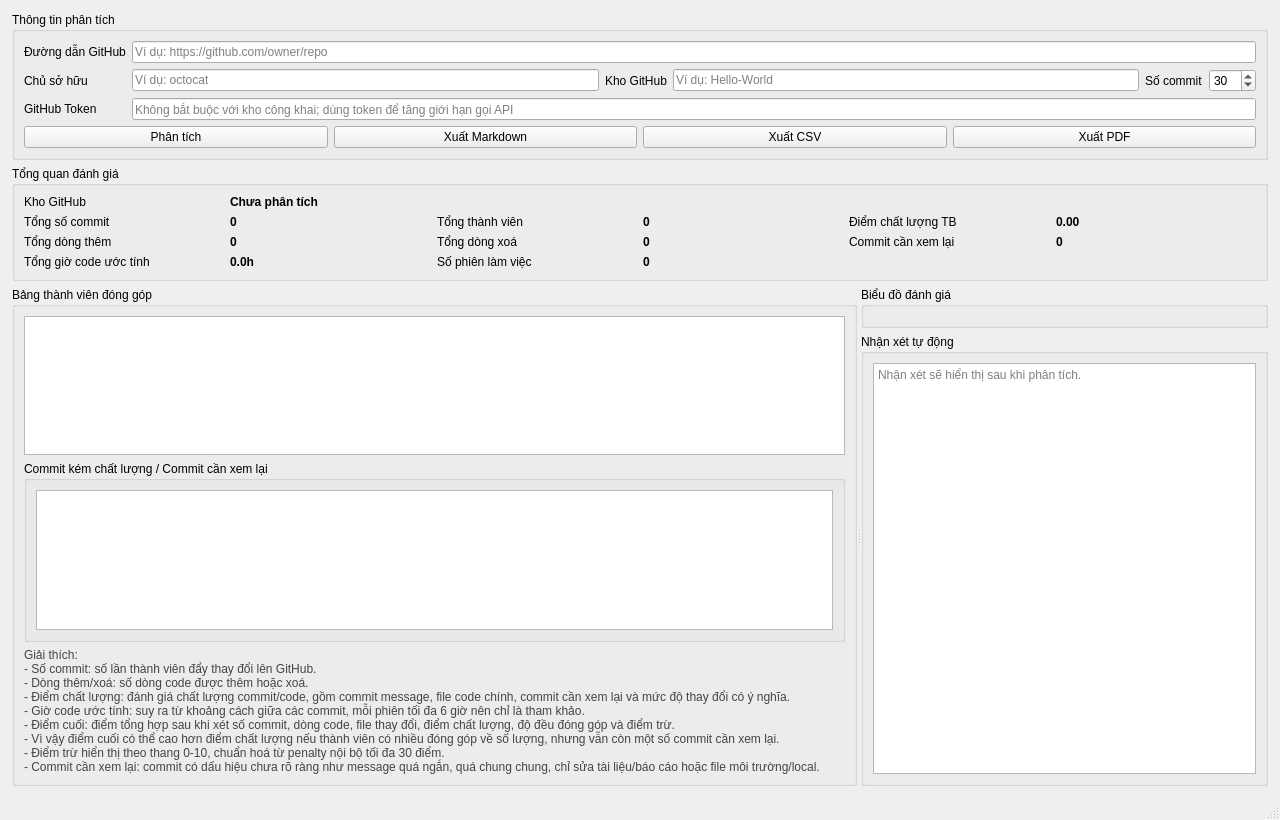
First picture: the form in main_window.ui, repository cuonghuhuu/he-thong-danh-gia-dong-gop-github-bang-AI, before the edit.
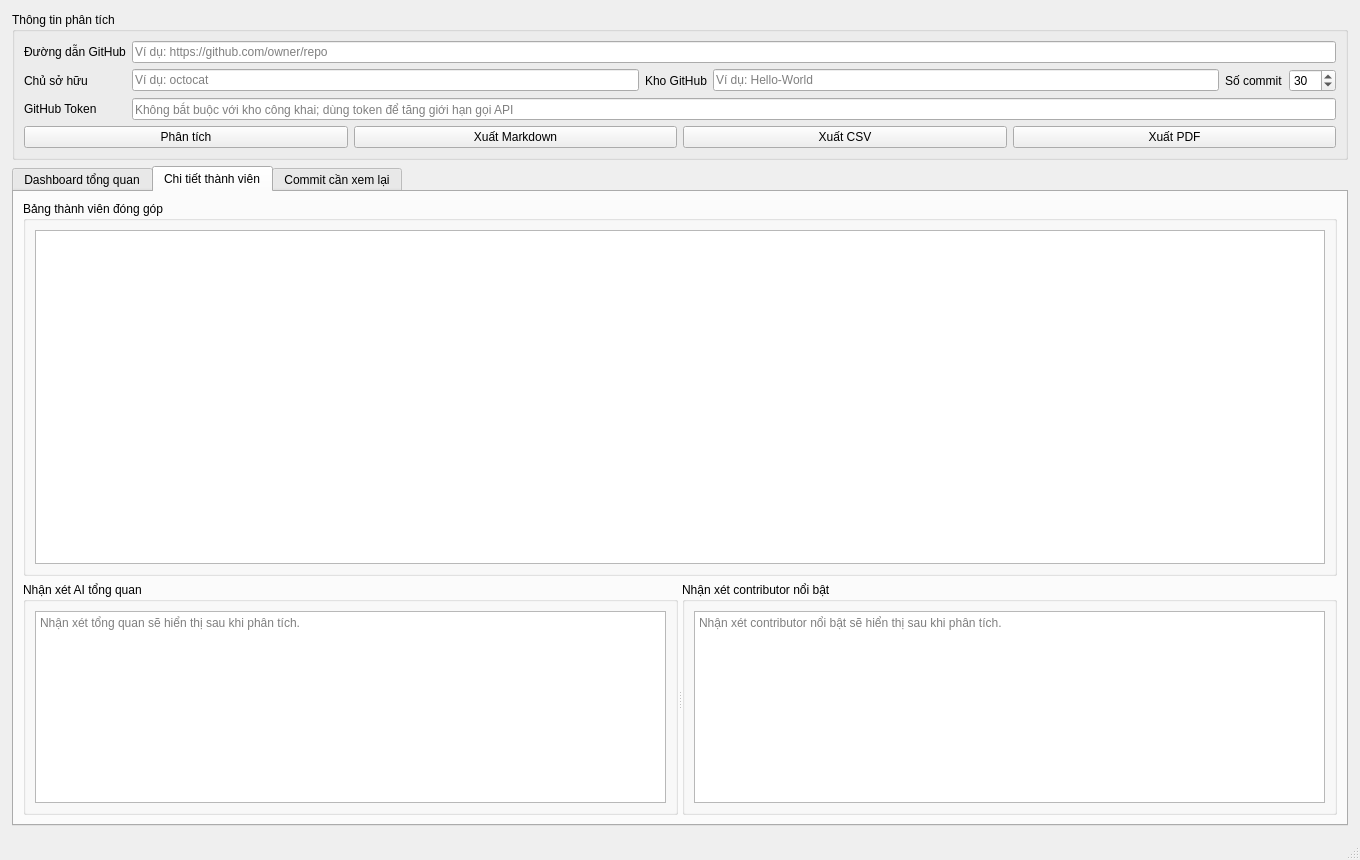
Second picture: the form after the edit. The open tabs and pages were chosen to show the change.

Commit message: Fix contributor normalization and restore tabbed dashboard

```diff
--- a/main_window.ui
+++ b/main_window.ui
@@ -6,8 +6,8 @@
    <rect>
     <x>0</x>
     <y>0</y>
-    <width>1280</width>
-    <height>820</height>
+    <width>1360</width>
+    <height>860</height>
    </rect>
   </property>
   <property name="windowTitle">
@@ -157,6 +157,16 @@
      </widget>
     </item>
     <item>
+     <widget class="QTabWidget" name="resultTabWidget">
+      <property name="currentIndex">
+       <number>0</number>
+      </property>
+      <widget class="QWidget" name="dashboardTab">
+       <attribute name="title">
+        <string>Dashboard tổng quan</string>
+       </attribute>
+       <layout class="QVBoxLayout" name="dashboardLayout">
+        <item>
      <widget class="QGroupBox" name="overviewGroupBox">
       <property name="title">
        <string>Tổng quan đánh giá</string>
@@ -226,7 +236,7 @@
           <string notr="true">font-weight: 600;</string>
          </property>
          <property name="text">
-          <string>0.00</string>
+              <string>0.0/10</string>
          </property>
         </widget>
        </item>
@@ -319,18 +329,84 @@
      </widget>
     </item>
     <item>
-     <widget class="QSplitter" name="contentSplitter">
-      <property name="orientation">
-       <enum>Qt::Horizontal</enum>
-      </property>
+         <widget class="QGroupBox" name="chartGroupBox">
+          <property name="title">
+           <string>Biểu đồ đánh giá</string>
+          </property>
+          <layout class="QVBoxLayout" name="chartContainerLayout"/>
+         </widget>
+        </item>
+       </layout>
+      </widget>
+      <widget class="QWidget" name="detailTab">
+       <attribute name="title">
+        <string>Chi tiết thành viên</string>
+       </attribute>
+       <layout class="QVBoxLayout" name="detailLayout">
+        <item>
       <widget class="QGroupBox" name="contributorGroupBox">
        <property name="title">
         <string>Bảng thành viên đóng góp</string>
        </property>
        <layout class="QVBoxLayout" name="contributorLayout">
         <item>
-         <widget class="QTableWidget" name="contributorTable"/>
-        </item>
+            <widget class="QTableWidget" name="contributorTable">
+             <property name="minimumHeight">
+              <number>310</number>
+             </property>
+            </widget>
+           </item>
+          </layout>
+         </widget>
+        </item>
+        <item>
+         <widget class="QSplitter" name="aiSplitter">
+          <property name="orientation">
+           <enum>Qt::Horizontal</enum>
+          </property>
+          <widget class="QGroupBox" name="aiGroupBox">
+           <property name="title">
+            <string>Nhận xét AI tổng quan</string>
+           </property>
+           <layout class="QVBoxLayout" name="aiLayout">
+            <item>
+             <widget class="QTextEdit" name="aiTextEdit">
+              <property name="minimumHeight">
+               <number>150</number>
+              </property>
+              <property name="placeholderText">
+               <string>Nhận xét tổng quan sẽ hiển thị sau khi phân tích.</string>
+              </property>
+             </widget>
+            </item>
+           </layout>
+          </widget>
+          <widget class="QGroupBox" name="topContributorGroupBox">
+           <property name="title">
+            <string>Nhận xét contributor nổi bật</string>
+           </property>
+           <layout class="QVBoxLayout" name="topContributorLayout">
+            <item>
+             <widget class="QTextEdit" name="topContributorTextEdit">
+              <property name="minimumHeight">
+               <number>150</number>
+              </property>
+              <property name="placeholderText">
+               <string>Nhận xét contributor nổi bật sẽ hiển thị sau khi phân tích.</string>
+              </property>
+             </widget>
+            </item>
+           </layout>
+          </widget>
+         </widget>
+        </item>
+       </layout>
+      </widget>
+      <widget class="QWidget" name="suspiciousTab">
+       <attribute name="title">
+        <string>Commit cần xem lại</string>
+       </attribute>
+       <layout class="QVBoxLayout" name="suspiciousTabLayout">
         <item>
          <widget class="QGroupBox" name="suspiciousCommitGroupBox">
           <property name="title">
@@ -340,62 +416,7 @@
            <item>
             <widget class="QTableWidget" name="suspiciousCommitTable">
              <property name="minimumHeight">
-              <number>165</number>
-             </property>
-            </widget>
-           </item>
-          </layout>
-         </widget>
-        </item>
-        <item>
-         <widget class="QLabel" name="explanationLabel">
-          <property name="styleSheet">
-           <string notr="true">color: #444; line-height: 1.3;</string>
-          </property>
-          <property name="text">
-           <string>Giải thích:
-- Số commit: số lần thành viên đẩy thay đổi lên GitHub.
-- Dòng thêm/xoá: số dòng code được thêm hoặc xoá.
-- Điểm chất lượng: đánh giá chất lượng commit/code, gồm commit message, file code chính, commit cần xem lại và mức độ thay đổi có ý nghĩa.
-- Giờ code ước tính: suy ra từ khoảng cách giữa các commit, mỗi phiên tối đa 6 giờ nên chỉ là tham khảo.
-- Điểm cuối: điểm tổng hợp sau khi xét số commit, dòng code, file thay đổi, điểm chất lượng, độ đều đóng góp và điểm trừ.
-- Vì vậy điểm cuối có thể cao hơn điểm chất lượng nếu thành viên có nhiều đóng góp về số lượng, nhưng vẫn còn một số commit cần xem lại.
-- Điểm trừ hiển thị theo thang 0-10, chuẩn hoá từ penalty nội bộ tối đa 30 điểm.
-- Commit cần xem lại: commit có dấu hiệu chưa rõ ràng như message quá ngắn, quá chung chung, chỉ sửa tài liệu/báo cáo hoặc file môi trường/local.</string>
-          </property>
-          <property name="wordWrap">
-           <bool>true</bool>
-          </property>
-         </widget>
-        </item>
-       </layout>
-      </widget>
-      <widget class="QWidget" name="rightPanel">
-       <layout class="QVBoxLayout" name="rightPanelLayout">
-        <item>
-         <widget class="QGroupBox" name="chartGroupBox">
-          <property name="minimumHeight">
-           <number>560</number>
-          </property>
-          <property name="title">
-           <string>Biểu đồ đánh giá</string>
-          </property>
-          <layout class="QVBoxLayout" name="chartContainerLayout"/>
-         </widget>
-        </item>
-        <item>
-         <widget class="QGroupBox" name="aiGroupBox">
-          <property name="title">
-           <string>Nhận xét tự động</string>
-          </property>
-          <layout class="QVBoxLayout" name="aiLayout">
-           <item>
-            <widget class="QTextEdit" name="aiTextEdit">
-             <property name="minimumHeight">
-              <number>130</number>
-             </property>
-             <property name="placeholderText">
-              <string>Nhận xét sẽ hiển thị sau khi phân tích.</string>
+              <number>520</number>
              </property>
             </widget>
            </item>
```
Left out of the diff: 17 changed lines with no effect on the pictures. Lines whose indentation alone changed are shown as unchanged. The commit also changes 2 other files.
